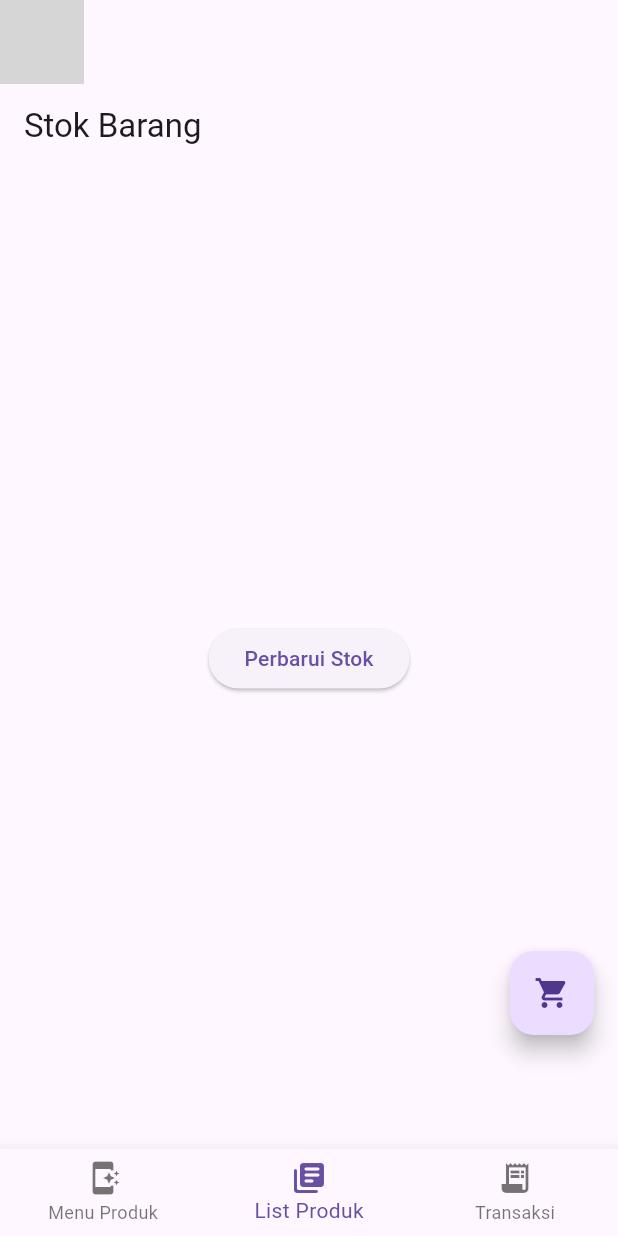
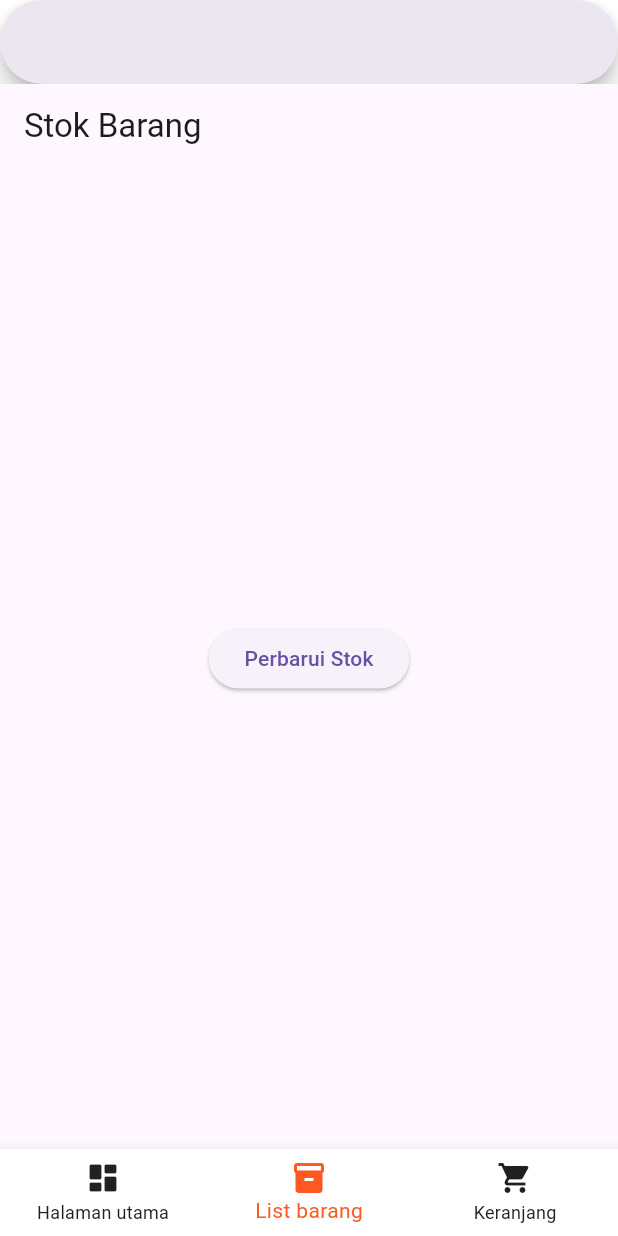
Before and after one commit to kaysanshifan/ukk_2025, a Flutter app: the HomePage screen opened directly with empty values, item 2 of the bottom bar chosen, on a phone screen of 412 x 824 dp. Run offline on Flutter 3.47's test engine with Material 3 defaults, Android fonts, the phone set to English and light mode, and no system bars; our stand-ins replace shared_preferences, supabase_flutter; accounts and stored records are empty; grey boxes are pictures that could not be loaded.

Commit message:
crud produk

```diff
--- a/lib/home.dart
+++ b/lib/home.dart
@@ -1,9 +1,8 @@
   import 'package:flutter/material.dart';
   import 'package:supabase_flutter/supabase_flutter.dart';
-import 'transaksi.dart';
-import 'keranjang.dart'; // Import halaman Keranjang
-import 'barang.dart'; // Import kelas Barang
-import 'stok_barang.dart'; // Import kelas StokBarang
+  import 'keranjang.dart';
+  import 'barang.dart';
+  import 'stok_barang.dart';
 
   class HomePage extends StatefulWidget {
     final String username;
@@ -38,7 +37,6 @@ class _HomePageState extends State<HomePage> {
       }
     }
 
-  // Menambahkan barang ke keranjang
     void addToKeranjang(Barang barang) {
       setState(() {
         keranjang.add(barang);
@@ -58,11 +56,7 @@ class _HomePageState extends State<HomePage> {
     @override
     Widget build(BuildContext context) {
       return Scaffold(
-      appBar: AppBar(
-        leading: CircleAvatar(
-          backgroundImage: AssetImage('assets/meat.jpg'),
-        ),
-      ),
+        backgroundColor: Color(0xffffffff),
         body: _selectedIndex == 0
             ? Container(
                 decoration: BoxDecoration(
@@ -71,15 +65,42 @@ class _HomePageState extends State<HomePage> {
                     fit: BoxFit.cover,
                   ),
                 ),
-              child: buildBarangList(),
+                child: Column(
+                  children: [
+                    SearchBar(
+                      controller: _searchController,
+                      onChanged: (value) {
+                        setState(() {
+                          query = value;
+                        });
+                      },
+                    ),
+                    Expanded(child: buildBarangList()),
+                  ],
+                ),
               )
             : _selectedIndex == 1
-              ? StokBarang(onDataChanged: updateBarangList) // Panggil callback di sini
-              : _selectedIndex == 2
-                  ? TransaksiBaruPage(keranjang: keranjang)
-                  : Container(),
+                ? Column(
+                    children: [
+                      SearchBar(
+                        controller: _searchController,
+                        onChanged: (value) {
+                          setState(() {
+                            query = value;
+                          });
+                        },
+                      ),
+                      Expanded(
+                        child: StokBarang(onDataChanged: updateBarangList),
+                      ),
+                    ],
+                  )
+                : KeranjangPage(keranjang: keranjang),
         bottomNavigationBar: BottomNavigationBar(
           currentIndex: _selectedIndex,
+          selectedItemColor: Color(0xffff5722),
+          unselectedItemColor: Color(0xff212121),
+          backgroundColor: Color(0xffffffff),
           onTap: (index) {
             setState(() {
               _selectedIndex = index;
@@ -87,52 +108,24 @@ class _HomePageState extends State<HomePage> {
           },
           items: [
             BottomNavigationBarItem(
-              icon: Icon(Icons.app_shortcut), label: "Menu Produk"),
+              icon: Icon(Icons.dashboard_rounded),
+              label: "Halaman utama",
+            ),
             BottomNavigationBarItem(
-              icon: Icon(Icons.library_books_rounded), label: "List Produk"),
+              icon: Icon(Icons.inventory),
+              label: "List barang",
+            ),
             BottomNavigationBarItem(
-              icon: Icon(Icons.receipt_long), label: "Transaksi"),
+              icon: Icon(Icons.shopping_cart),
+              label: "Keranjang",
+            ),
           ],
-      ),
-      // Floating Action Button for Keranjang
-      floatingActionButton: Padding(
-        padding: const EdgeInsets.only(
-            bottom: 60.0), // Adjusted to not overlap with BottomNav
-        child: FloatingActionButton(
-          onPressed: () {
-            Navigator.push(
-              context,
-              MaterialPageRoute(
-                builder: (context) => KeranjangPage(keranjang: keranjang),
-              ),
-            );
-          },
-          child: Icon(Icons.shopping_cart),
-        ),
         ),
           );
         }
 
     Widget buildBarangList() {
-    return Column(
-      children: [
-        Padding(
-          padding: const EdgeInsets.all(8.0),
-          child: TextField(
-            controller: _searchController,
-            decoration: InputDecoration(
-              hintText: "Search items...",
-              border: OutlineInputBorder(),
-            ),
-            onChanged: (value) {
-              setState(() {
-                query = value;
-              });
-            },
-          ),
-        ),
-        Expanded(
-          child: ListView.builder(
+      return ListView.builder(
         itemCount: barangList.length,
         itemBuilder: (context, index) {
           final barang = barangList[index];
@@ -144,9 +137,9 @@ class _HomePageState extends State<HomePage> {
                 title: Text(barang.nama),
                 subtitle: Text("Rp ${barang.harga.toStringAsFixed(2)}"),
                 trailing: IconButton(
-                      icon: Icon(Icons.shopping_cart),
+                  icon: Icon(Icons.add_shopping_cart_rounded),
                   onPressed: () {
-                        addToKeranjang(barang); // Menambahkan ke keranjang
+                    addToKeranjang(barang);
                   },
                 ),
               ),
@@ -154,9 +147,6 @@ class _HomePageState extends State<HomePage> {
           }
           return Container();
         },
-          ),
-        ),
-      ],
       );
     }
   }
--- a/lib/keranjang.dart
+++ b/lib/keranjang.dart
@@ -1,5 +1,6 @@
 import 'package:flutter/material.dart';
-import 'barang.dart'; // Import kelas Barang
+import 'transaksi.dart';
+import 'barang.dart';
 
 class KeranjangPage extends StatefulWidget {
   final List<Barang> keranjang;
@@ -59,7 +60,12 @@ class _KeranjangPageState extends State<KeranjangPage> {
       ),
       floatingActionButton: FloatingActionButton.extended(
         onPressed: () {
-          // Implementasi checkout
+          Navigator.push(
+            context,
+            MaterialPageRoute(
+              builder: (context) => TransaksiBaruPage(keranjang: widget.keranjang),
+            ),
+          );
         },
         label: Text('Checkout'),
         icon: Icon(Icons.shopping_cart_checkout),
--- a/lib/transaksi.dart
+++ b/lib/transaksi.dart
@@ -1,5 +1,5 @@
 import 'package:flutter/material.dart';
-import 'barang.dart'; // Import kelas Barang
+import 'barang.dart';
 
 class TransaksiBaruPage extends StatelessWidget {
   final List<Barang> keranjang;
--- a/pubspec.yaml
+++ b/pubspec.yaml
@@ -5,6 +5,7 @@ version: 1.0.0+1
 
 environment:
   sdk: '>=3.4.4 <4.0.0'
+
 dependencies:
   flutter:
     sdk: flutter
@@ -18,3 +19,5 @@ dev_dependencies:
 
 flutter:
   uses-material-design: true
+  assets:
+    - assets/pattern.jpg
```
Also changed, not shown: lib/login.dart (+40 -24 lines), assets/pattern.jpg (added), lib/pelanggan.dart (added). Lines whose indentation alone changed are shown as unchanged.
